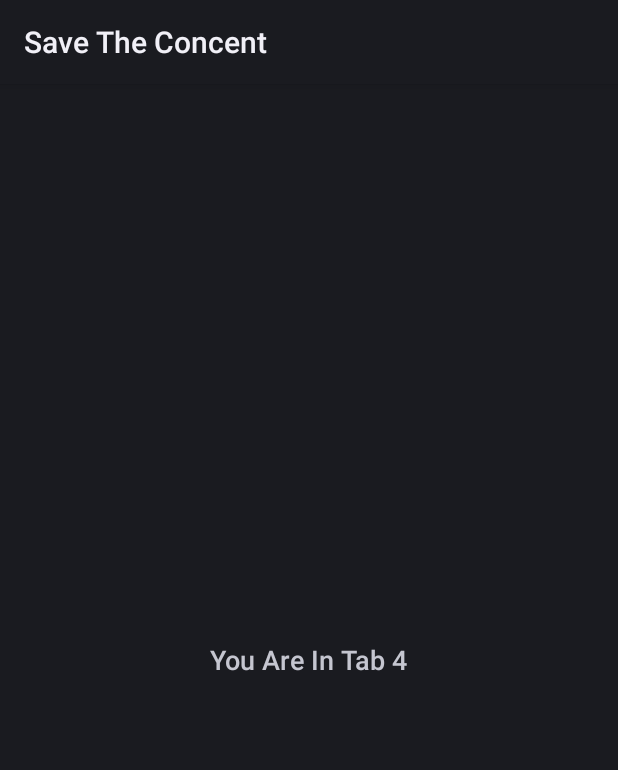
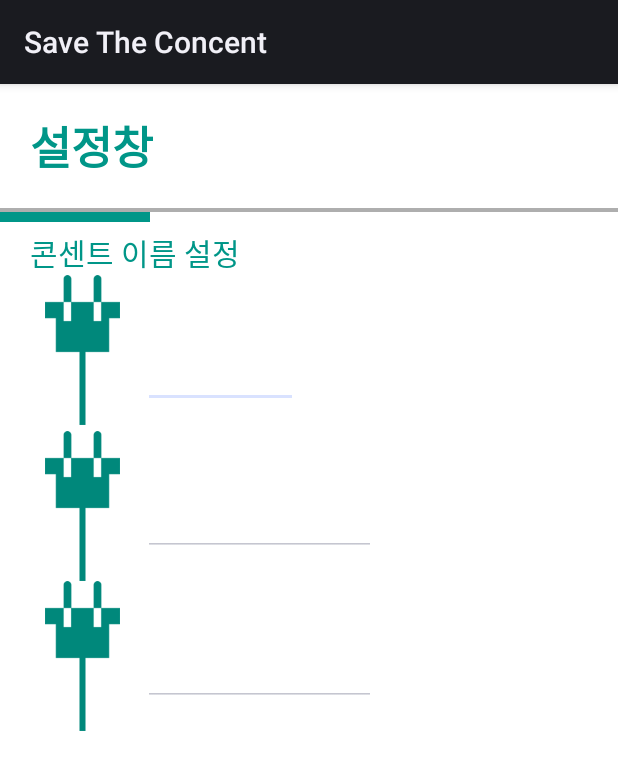
Before and after one commit to songjun51/SaveTheConcent, an Android app: the fragment Tab4 shown on its own in the app's theme, on a phone screen of 412 x 824 dp. Shown: the top 770 px of the screen. Run offline under Robolectric (Android 15) with nearby library versions, the phone set to English and light mode, and no system bars.

Commit message:
20151014_2

```diff
--- a/SaveTheConcent/app/build.gradle
+++ b/SaveTheConcent/app/build.gradle
@@ -23,5 +23,11 @@ android {
 dependencies {
     compile fileTree(include: ['*.jar'], dir: 'libs')
     compile 'com.android.support:appcompat-v7:22.1.1'
+    compile 'com.github.rey5137:material:1.2.1'
 
 }
+repositories {
+    maven {
+        url "https://oss.sonatype.org/content/repositories/snapshots"
+    }
+}
--- a/SaveTheConcent/app/src/main/java/songjun/savetheconcent/Tab4.java
+++ b/SaveTheConcent/app/src/main/java/songjun/savetheconcent/Tab4.java
@@ -14,6 +14,7 @@ public class Tab4 extends Fragment {
     @Override
     public View onCreateView(LayoutInflater inflater, @Nullable ViewGroup container, @Nullable Bundle savedInstanceState) {
         View v = inflater.inflate(R.layout.tab_4, container, false);
+
         return v;
     }
 }
--- a/SaveTheConcent/app/src/main/res/layout/tab_1.xml
+++ b/SaveTheConcent/app/src/main/res/layout/tab_1.xml
@@ -2,7 +2,9 @@
     xmlns:tools="http://schemas.android.com/tools"
     android:layout_width="match_parent"
     android:layout_height="match_parent"
-    tools:context=".MainActivity">
+    tools:context=".MainActivity"
+    android:background="#fff"
+    >
 
     <RelativeLayout
         android:layout_width="match_parent"
--- a/SaveTheConcent/app/src/main/res/layout/tab_2.xml
+++ b/SaveTheConcent/app/src/main/res/layout/tab_2.xml
@@ -1,7 +1,8 @@
 <?xml version="1.0" encoding="utf-8"?>
 <RelativeLayout xmlns:android="http://schemas.android.com/apk/res/android"
                 android:layout_width="match_parent"
-                android:layout_height="match_parent">
+                android:layout_height="match_parent"
+    android:background="#fff">
 
 
     <TextView
--- a/SaveTheConcent/app/src/main/res/layout/tab_4.xml
+++ b/SaveTheConcent/app/src/main/res/layout/tab_4.xml
@@ -1,16 +1,117 @@
-<?xml version="1.0" encoding="utf-8"?>
-<RelativeLayout xmlns:android="http://schemas.android.com/apk/res/android"
-                android:layout_width="match_parent"
-                android:layout_height="match_parent">
+<LinearLayout
+    xmlns:android="http://schemas.android.com/apk/res/android"
+    android:layout_width="match_parent"
+    android:layout_height="match_parent"
+    android:orientation="vertical"
+    android:weightSum="10"
+    android:background="#fff"
+    >
+    <TextView
+        android:layout_width="match_parent"
+        android:layout_height="wrap_content"
+        android:text="설정창"
+        android:textSize="30dp"
+        android:textColor="@color/co"
+        android:textStyle="bold"
+        android:layout_marginLeft="20dp"
+        android:layout_weight="1"
+        android:gravity="center_vertical"
 
+        />
+    <LinearLayout
+        android:layout_width="match_parent"
+        android:layout_height="1dp"
+        android:background="#AEAEAE"
+        android:layout_weight="0.05"
+        ></LinearLayout>
+    <LinearLayout
+        android:layout_width="100dp"
+        android:layout_height="5dp"
+        android:background="@color/co"
+        android:layout_weight="0.05"
+        >
+    </LinearLayout>
+    <LinearLayout
+        android:layout_width="50dp"
+        android:layout_height="wrap_content"
+        android:background="@color/co">
+    </LinearLayout>
+    <LinearLayout
+        android:layout_width="match_parent"
+        android:layout_height="wrap_content"
+        android:weightSum="5"
+        android:orientation="vertical">
+        <TextView
+            android:layout_width="match_parent"
+            android:layout_height="30dp"
+            android:layout_marginTop="5dp"
+            android:layout_marginLeft="20dp"
+            android:text="콘센트 이름 설정"
+            android:textSize="20dp"
+            android:layout_weight="1"
+            android:textColor="@color/co"
+            />
+        <LinearLayout
+            android:layout_width="match_parent"
+            android:layout_height="wrap_content"
+            >
+            <ImageView
+                android:layout_width="50dp"
+                android:layout_height="100dp"
+                android:src="@drawable/safe_on_concents"
+                android:layout_marginLeft="30dp"
+                />
+            <EditText
+                android:layout_width="wrap_content"
+                android:layout_height="wrap_content"
+                android:hint="1.거실"
+                android:layout_margin="15dp"
+                android:textSize="35dp"
+                android:textColor="@color/co"
+                android:id="@+id/set1"
+                />
+        </LinearLayout>
 
-    <TextView
-        android:layout_width="wrap_content"
-        android:layout_height="wrap_content"
-        android:textAppearance="?android:attr/textAppearanceMedium"
-        android:text="You Are In Tab 4"
-        android:id="@+id/textView"
-        android:layout_centerVertical="true"
-        android:layout_centerHorizontal="true" />
+        <LinearLayout
+            android:layout_width="match_parent"
+            android:layout_height="wrap_content"
+            >
+            <ImageView
+                android:layout_width="50dp"
+                android:layout_height="100dp"
+                android:src="@drawable/safe_on_concents"
+                android:layout_marginLeft="30dp"
+                />
+            <EditText
+                android:layout_width="wrap_content"
+                android:layout_height="wrap_content"
+                android:hint="1.STC-01"
+                android:layout_margin="15dp"
+                android:textSize="35dp"
+                android:textColor="@color/co"
+                android:id="@+id/set2"
+                />
+        </LinearLayout>
+        <LinearLayout
+            android:layout_width="match_parent"
+            android:layout_height="wrap_content"
+            >
+            <ImageView
+                android:layout_width="50dp"
+                android:layout_height="100dp"
+                android:src="@drawable/safe_on_concents"
+                android:layout_marginLeft="30dp"
+                />
+            <EditText
+                android:layout_width="wrap_content"
+                android:layout_height="wrap_content"
+                android:hint="1.STC-01"
+                android:layout_margin="15dp"
+                android:textSize="35dp"
+                android:textColor="@color/co"
+                android:id="@+id/set3"
+                />
+        </LinearLayout>
 
-</RelativeLayout>
+    </LinearLayout>
+</LinearLayout>
```
Also changed, not shown: SaveTheConcent/app/src/main/res/drawable/round_square.xml (added, +7 -0 lines), SaveTheConcent/app/src/main/res/layout/tab_3.xml (+34 -11 lines), SaveTheConcent/app/src/main/res/drawable/bluetooth_pig.png (added), SaveTheConcent/app/src/main/res/drawable/danger_on_concents.png (added), SaveTheConcent/app/src/main/res/drawable/nemo.png (deleted), SaveTheConcent/app/src/main/res/drawable/safe_on_concents.png (renamed from SaveTheConcent/app/src/main/res/drawable/safe_on_concent.png), 2 other files.
